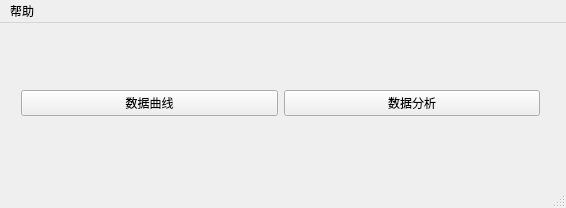
Before: the Qt Designer form MQTT/AnalyzeData/mainwindow.ui in MiChuan/Physiological_Data_Monitoring_System, drawn with Qt 5.
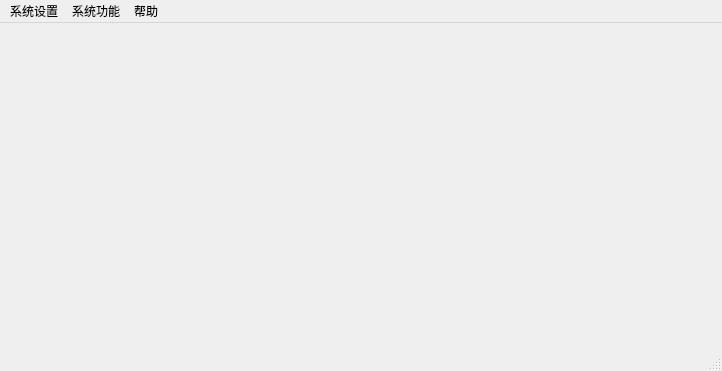
After: the same form once the commit is applied. Icons and pictures are not drawn.

```diff
--- a/MQTT/AnalyzeData/mainwindow.ui
+++ b/MQTT/AnalyzeData/mainwindow.ui
@@ -6,8 +6,8 @@
    <rect>
     <x>0</x>
     <y>0</y>
-    <width>566</width>
-    <height>208</height>
+    <width>722</width>
+    <height>371</height>
    </rect>
   </property>
   <property name="windowTitle">
@@ -18,37 +18,24 @@
     <normaloff>:/new/prefix1/images/信息分析.png</normaloff>:/new/prefix1/images/信息分析.png</iconset>
   </property>
   <widget class="QWidget" name="centralWidget">
-   <widget class="QWidget" name="horizontalLayoutWidget">
+   <widget class="QStackedWidget" name="stackedWidget">
     <property name="geometry">
      <rect>
-      <x>10</x>
-      <y>10</y>
-      <width>541</width>
-      <height>141</height>
+      <x>0</x>
+      <y>4</y>
+      <width>721</width>
+      <height>301</height>
      </rect>
     </property>
-    <layout class="QHBoxLayout" name="horizontalLayout">
-     <item>
-      <widget class="QPushButton" name="pushButton_3">
-       <property name="statusTip">
-        <string>绘制一周内数据曲线</string>
-       </property>
-       <property name="text">
-        <string>数据曲线</string>
-       </property>
-      </widget>
-     </item>
-     <item>
-      <widget class="QPushButton" name="pushButton_2">
-       <property name="statusTip">
-        <string>根据一周内生理数据分析身体状况</string>
-       </property>
-       <property name="text">
-        <string>数据分析</string>
-       </property>
-      </widget>
-     </item>
-    </layout>
+    <property name="font">
+     <font>
+      <family>Times New Roman</family>
+      <pointsize>10</pointsize>
+     </font>
+    </property>
+    <property name="currentIndex">
+     <number>-1</number>
+    </property>
    </widget>
   </widget>
   <widget class="QMenuBar" name="menuBar">
@@ -56,17 +43,34 @@
     <rect>
      <x>0</x>
      <y>0</y>
-     <width>566</width>
+     <width>722</width>
      <height>26</height>
     </rect>
    </property>
-   <widget class="QMenu" name="menu">
+   <widget class="QMenu" name="help">
     <property name="title">
      <string>帮助</string>
     </property>
     <addaction name="about"/>
    </widget>
+   <widget class="QMenu" name="setting">
+    <property name="title">
+     <string>系统设置</string>
+    </property>
+    <addaction name="login"/>
+    <addaction name="logout"/>
+    <addaction name="mainpage"/>
+   </widget>
+   <widget class="QMenu" name="menu">
+    <property name="title">
+     <string>系统功能</string>
+    </property>
+    <addaction name="dataAnalyze"/>
+    <addaction name="draw"/>
+   </widget>
+   <addaction name="setting"/>
    <addaction name="menu"/>
+   <addaction name="help"/>
   </widget>
   <widget class="QStatusBar" name="statusBar"/>
   <action name="about">
```
Left out of the diff: 60 changed lines with no effect on the pictures.
